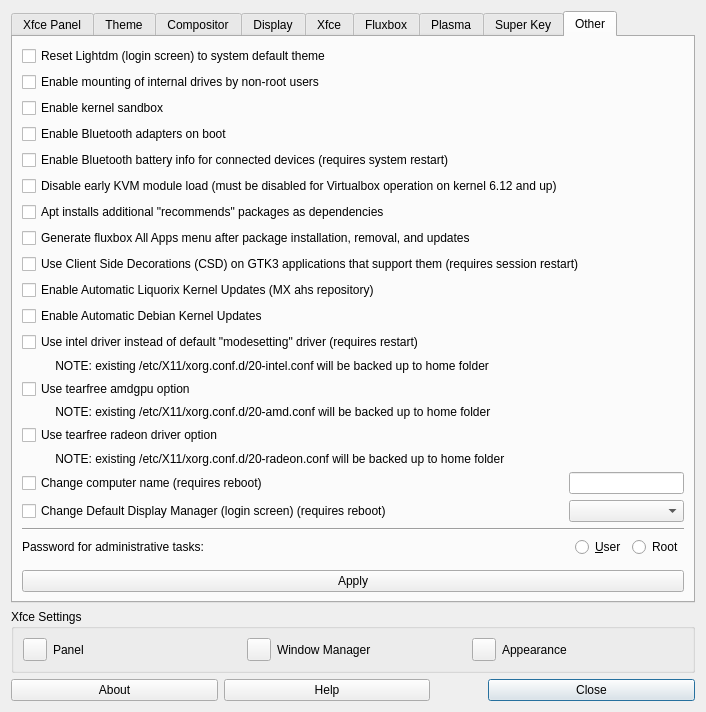
The window that tweak.ui (MX-Linux/mx-tweak) describes before a commit, drawn with Qt 5.
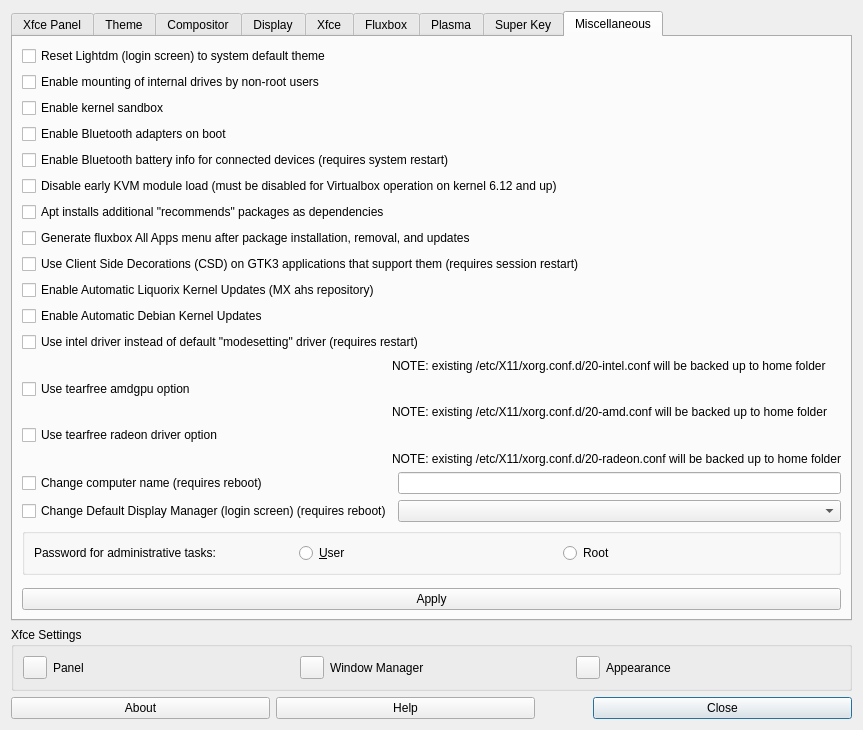
The same window after the commit. The open tabs and pages were chosen to show the change. Icons and pictures are not drawn.

Commit message: Simplify miscellaneous tab layout. Group box for sudo settings.

```diff
--- a/tweak.ui
+++ b/tweak.ui
@@ -1360,105 +1360,79 @@
      </widget>
      <widget class="QWidget" name="etcTab">
       <attribute name="title">
-       <string>Other</string>
+       <string>Miscellaneous</string>
       </attribute>
-      <layout class="QGridLayout" name="gridLayout_8">
-       <item row="0" column="0">
-        <layout class="QGridLayout" name="gridLayout_7">
-         <item row="3" column="0" colspan="4">
-          <widget class="QCheckBox" name="checkMiscBluetoothAutoEnable">
-           <property name="toolTip">
-            <string>requires reboot</string>
-           </property>
-           <property name="text">
-            <string>Enable Bluetooth adapters on boot</string>
-           </property>
-          </widget>
-         </item>
-         <item row="11" column="0" colspan="4">
-          <widget class="QCheckBox" name="checkMiscIntelDriver">
-           <property name="text">
-            <string>Use intel driver instead of default &quot;modesetting&quot; driver (requires restart)</string>
-           </property>
-          </widget>
-         </item>
-         <item row="16" column="0" colspan="3">
-          <widget class="QLabel" name="labelMiscTearfreeRadeon">
-           <property name="text">
-            <string>          NOTE: existing /etc/X11/xorg.conf.d/20-radeon.conf will be backed up to home folder</string>
-           </property>
-          </widget>
-         </item>
-         <item row="0" column="0" colspan="4">
+      <layout class="QGridLayout">
+       <item row="0" column="0" colspan="3">
           <widget class="QCheckBox" name="checkMiscLightdmReset">
            <property name="text">
             <string>Reset Lightdm (login screen) to system default theme</string>
            </property>
           </widget>
          </item>
-         <item row="20" column="3">
-          <widget class="QRadioButton" name="radioMiscSudoRoot">
-           <property name="text">
-            <string>Root</string>
-           </property>
-          </widget>
-         </item>
-         <item row="17" column="0">
-          <widget class="QCheckBox" name="checkMiscHostName">
-           <property name="text">
-            <string extracomment="option to change the system hostname, requires a reboot to be 100% effective">Change computer name (requires reboot)</string>
-           </property>
-          </widget>
-         </item>
-         <item row="17" column="1" colspan="3">
-          <widget class="QLineEdit" name="textMiscHostName"/>
-         </item>
-         <item row="2" column="0" colspan="4">
-          <widget class="QCheckBox" name="checkMiscSandbox">
-           <property name="text">
-            <string>Enable kernel sandbox</string>
-           </property>
-          </widget>
-         </item>
-         <item row="1" column="0" colspan="4">
+       <item row="1" column="0" colspan="3">
           <widget class="QCheckBox" name="checkMiscMountInternalDrivesNonRoot">
            <property name="text">
             <string>Enable mounting of internal drives by non-root users</string>
            </property>
           </widget>
          </item>
-         <item row="4" column="0">
+       <item row="2" column="0" colspan="3">
+        <widget class="QCheckBox" name="checkMiscSandbox">
+         <property name="text">
+          <string>Enable kernel sandbox</string>
+         </property>
+        </widget>
+       </item>
+       <item row="3" column="0" colspan="3">
+        <widget class="QCheckBox" name="checkMiscBluetoothAutoEnable">
+         <property name="toolTip">
+          <string>requires reboot</string>
+         </property>
+         <property name="text">
+          <string>Enable Bluetooth adapters on boot</string>
+         </property>
+        </widget>
+       </item>
+       <item row="4" column="0" colspan="3">
           <widget class="QCheckBox" name="checkMiscBluetoothBattery">
            <property name="text">
             <string extracomment="expose battery info for connected bluetooth devices to the operating system via dbus">Enable Bluetooth battery info for connected devices (requires system restart)</string>
            </property>
           </widget>
          </item>
-         <item row="6" column="0" colspan="4">
+       <item row="5" column="0" colspan="3">
+        <widget class="QCheckBox" name="checkMiscKVMVirtLoad">
+         <property name="toolTip">
+          <string extracomment="early loading is new on 6.12 kernel and conflicts with virtualbox">Early loading of KVM module is new to  kernel 6.12 and conflicts with some non-KVM virtual machine applications, including virtualbox</string>
+         </property>
+         <property name="text">
+          <string extracomment="disable early loading of KVM module.  necessary for virtualbox to function with kernels 6.12 and up.  actually default behavior on kernels 6.11 and earlier.">Disable early KVM module load (must be disabled for Virtualbox operation on kernel 6.12 and up)</string>
+         </property>
+        </widget>
+       </item>
+       <item row="6" column="0" colspan="3">
           <widget class="QCheckBox" name="checkMiscInstallRecommends">
            <property name="text">
             <string>Apt installs additional &quot;recommends&quot; packages as dependencies</string>
            </property>
           </widget>
          </item>
-         <item row="18" column="1" colspan="3">
-          <widget class="QComboBox" name="comboBoxDisplayManager"/>
-         </item>
-         <item row="19" column="0" colspan="4">
-          <widget class="Line" name="line_2">
-           <property name="orientation">
-            <enum>Qt::Orientation::Horizontal</enum>
+       <item row="7" column="0" colspan="3">
+        <widget class="QCheckBox" name="checkMiscDisableFluxboxMenuGeneration">
+         <property name="text">
+          <string>Generate fluxbox All Apps menu after package installation, removal, and updates</string>
            </property>
           </widget>
          </item>
-         <item row="20" column="0" colspan="2">
-          <widget class="QLabel" name="labelSudo">
+       <item row="8" column="0" colspan="3">
+        <widget class="QCheckBox" name="checkMiscCSD">
            <property name="text">
-            <string>Password for administrative tasks:</string>
+          <string>Use Client Side Decorations (CSD) on GTK3 applications that support them (requires session restart)</string>
            </property>
           </widget>
          </item>
-         <item row="9" column="0" colspan="4">
+       <item row="9" column="0" colspan="3">
           <widget class="QCheckBox" name="checkMiscLiqKernelUpdates">
            <property name="toolTip">
             <string extracomment="toggle for apt hold action on update meta packages">put a hold or remove a hold on updates of Liquorix kernels</string>
@@ -1468,100 +1442,147 @@
            </property>
           </widget>
          </item>
-         <item row="14" column="0" colspan="3">
+       <item row="10" column="0" colspan="3">
+        <widget class="QCheckBox" name="checkMiscDebianKernelUpdates">
+         <property name="toolTip">
+          <string extracomment="toggle for apt hold action on update meta packages">put a hold or remove a hold on updates of Debian  kernels</string>
+         </property>
+         <property name="text">
+          <string extracomment="uses apt-mark to hold or unhold updates to kernel metapackages">Enable Automatic Debian Kernel Updates</string>
+         </property>
+        </widget>
+       </item>
+       <item row="11" column="0" colspan="3">
+        <widget class="QCheckBox" name="checkMiscIntelDriver">
+         <property name="text">
+          <string>Use intel driver instead of default &quot;modesetting&quot; driver (requires restart)</string>
+         </property>
+        </widget>
+       </item>
+       <item row="12" column="0">
+        <spacer>
+         <property name="orientation">
+          <enum>Qt::Orientation::Horizontal</enum>
+         </property>
+         <property name="sizePolicy">
+          <sizepolicy hsizetype="Fixed" vsizetype="Fixed">
+           <horstretch>0</horstretch>
+           <verstretch>0</verstretch>
+          </sizepolicy>
+         </property>
+         <property name="sizeHint" stdset="0">
+          <size>
+           <width>32</width>
+           <height>0</height>
+          </size>
+         </property>
+        </spacer>
+       </item>
+       <item row="12" column="1" colspan="2">
+        <widget class="QLabel" name="labelMiscIntelDriver">
+         <property name="text">
+          <string>NOTE: existing /etc/X11/xorg.conf.d/20-intel.conf will be backed up to home folder</string>
+         </property>
+        </widget>
+       </item>
+       <item row="13" column="0" colspan="3">
+        <widget class="QCheckBox" name="checkMiscTearfreeAMD">
+         <property name="text">
+          <string>Use tearfree amdgpu option</string>
+         </property>
+        </widget>
+       </item>
+       <item row="14" column="1" colspan="2">
           <widget class="QLabel" name="labelMiscTearfreeAMD">
            <property name="text">
-            <string>          NOTE: existing /etc/X11/xorg.conf.d/20-amd.conf will be backed up to home folder</string>
+          <string>NOTE: existing /etc/X11/xorg.conf.d/20-amd.conf will be backed up to home folder</string>
            </property>
           </widget>
          </item>
-         <item row="22" column="0" colspan="4">
-          <widget class="QPushButton" name="pushMiscApply">
-           <property name="text">
-            <string>Apply</string>
-           </property>
-           <property name="icon">
-            <iconset theme="dialog-ok"/>
-           </property>
-          </widget>
-         </item>
-         <item row="15" column="0" colspan="4">
+       <item row="15" column="0" colspan="3">
           <widget class="QCheckBox" name="checkMiscTearfreeRadeon">
            <property name="text">
             <string>Use tearfree radeon driver option</string>
            </property>
           </widget>
          </item>
-         <item row="13" column="0" colspan="4">
-          <widget class="QCheckBox" name="checkMiscTearfreeAMD">
+       <item row="16" column="1" colspan="2">
+        <widget class="QLabel" name="labelMiscTearfreeRadeon">
            <property name="text">
-            <string>Use tearfree amdgpu option</string>
+          <string>NOTE: existing /etc/X11/xorg.conf.d/20-radeon.conf will be backed up to home folder</string>
            </property>
           </widget>
          </item>
-         <item row="18" column="0">
+       <item row="17" column="0" colspan="2">
+        <widget class="QCheckBox" name="checkMiscHostName">
+         <property name="text">
+          <string extracomment="option to change the system hostname, requires a reboot to be 100% effective">Change computer name (requires reboot)</string>
+         </property>
+        </widget>
+       </item>
+       <item row="17" column="2">
+        <widget class="QLineEdit" name="textMiscHostName"/>
+       </item>
+       <item row="18" column="0" colspan="2">
           <widget class="QCheckBox" name="checkMiscDisplayManager">
            <property name="text">
             <string extracomment="option to change display manager login screen.  present if more than one display manager is installed">Change Default Display Manager (login screen) (requires reboot)</string>
            </property>
           </widget>
          </item>
-         <item row="8" column="0" colspan="4">
-          <widget class="QCheckBox" name="checkMiscCSD">
+       <item row="18" column="2">
+        <widget class="QComboBox" name="comboBoxDisplayManager"/>
+       </item>
+       <item row="19" column="0" colspan="3">
+        <widget class="QGroupBox" name="groupMiscSudo">
+         <layout class="QHBoxLayout">
+          <item>
+           <widget class="QLabel" name="labelMiscSudo">
            <property name="text">
-            <string>Use Client Side Decorations (CSD) on GTK3 applications that support them (requires session restart)</string>
+             <string>Password for administrative tasks:</string>
            </property>
           </widget>
          </item>
-         <item row="20" column="2">
+          <item>
           <widget class="QRadioButton" name="radioMiscSudoUser">
            <property name="text">
             <string>&amp;User</string>
            </property>
           </widget>
          </item>
-         <item row="10" column="0" colspan="4">
-          <widget class="QCheckBox" name="checkMiscDebianKernelUpdates">
-           <property name="toolTip">
-            <string extracomment="toggle for apt hold action on update meta packages">put a hold or remove a hold on updates of Debian  kernels</string>
-           </property>
+          <item>
+           <widget class="QRadioButton" name="radioMiscSudoRoot">
            <property name="text">
-            <string extracomment="uses apt-mark to hold or unhold updates to kernel metapackages">Enable Automatic Debian Kernel Updates</string>
+             <string>Root</string>
            </property>
           </widget>
          </item>
-         <item row="21" column="0">
+          <item>
           <spacer>
            <property name="orientation">
-            <enum>Qt::Orientation::Vertical</enum>
+             <enum>Qt::Orientation::Horizontal</enum>
            </property>
           </spacer>
          </item>
-         <item row="12" column="0" colspan="3">
-          <widget class="QLabel" name="labelMiscIntelDriver">
-           <property name="text">
-            <string>          NOTE: existing /etc/X11/xorg.conf.d/20-intel.conf will be backed up to home folder</string>
-           </property>
-          </widget>
-         </item>
-         <item row="7" column="0" colspan="4">
-          <widget class="QCheckBox" name="checkMiscDisableFluxboxMenuGeneration">
-           <property name="text">
-            <string>Generate fluxbox All Apps menu after package installation, removal, and updates</string>
-           </property>
-          </widget>
-         </item>
-         <item row="5" column="0">
-          <widget class="QCheckBox" name="checkMiscKVMVirtLoad">
-           <property name="toolTip">
-            <string extracomment="early loading is new on 6.12 kernel and conflicts with virtualbox">Early loading of KVM module is new to  kernel 6.12 and conflicts with some non-KVM virtual machine applications, including virtualbox</string>
-           </property>
-           <property name="text">
-            <string extracomment="disable early loading of KVM module.  necessary for virtualbox to function with kernels 6.12 and up.  actually default behavior on kernels 6.11 and earlier.">Disable early KVM module load (must be disabled for Virtualbox operation on kernel 6.12 and up)</string>
-           </property>
-          </widget>
-         </item>
-        </layout>
+         </layout>
+        </widget>
+       </item>
+       <item row="20" column="0">
+        <spacer>
+         <property name="orientation">
+          <enum>Qt::Orientation::Vertical</enum>
+         </property>
+        </spacer>
+       </item>
+       <item row="21" column="0" colspan="3">
+        <widget class="QPushButton" name="pushMiscApply">
+         <property name="text">
+          <string>Apply</string>
+         </property>
+         <property name="icon">
+          <iconset theme="dialog-ok"/>
+         </property>
+        </widget>
        </item>
       </layout>
      </widget>
```
Left out of the diff: 2 changed lines with no effect on the pictures. Lines whose indentation alone changed are shown as unchanged. The commit also changes 1 other file.
